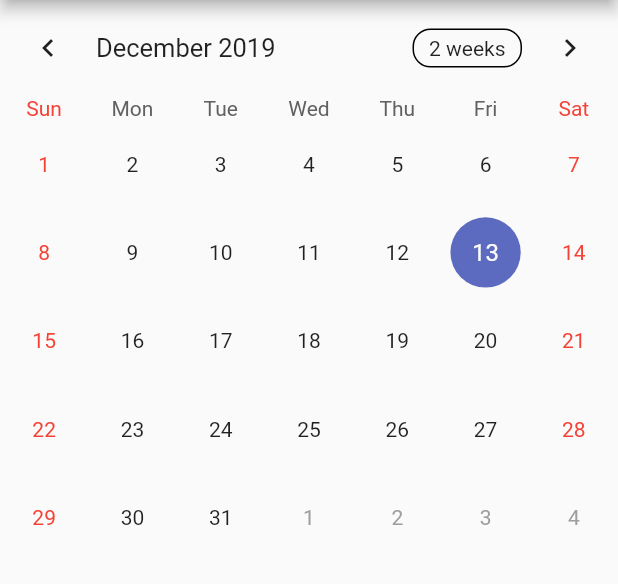
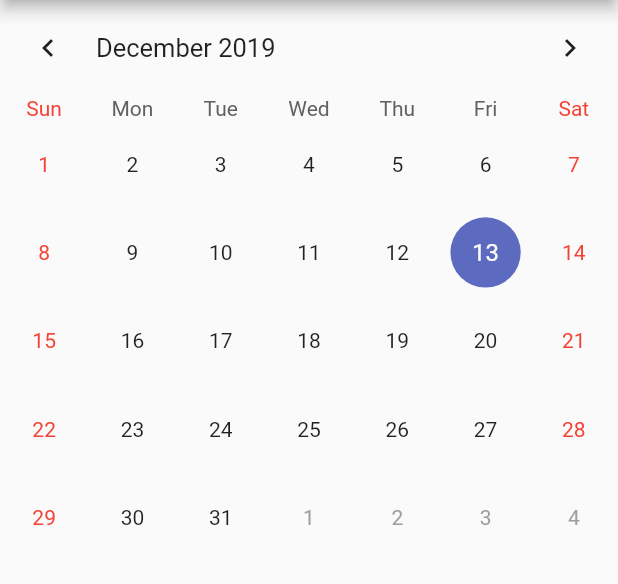
Before and after one commit to 0xRektora/reminder, a Flutter app: the screen it shows after launch, on a phone screen of 412 x 824 dp, the part 84-668 px from its top. Run offline on Flutter 3.47's test engine with Material 2 defaults, Android fonts, the phone set to English and light mode, and no system bars; drawn by our look-alikes of table_calendar.

Commit message:
Core pills color added

```diff
--- /dev/null
+++ b/lib/core/static/pills.dart
@@ -0,0 +1,7 @@
+import 'package:flutter/material.dart';
+
+class Pills {
+  Color taken = Colors.green;
+  Color notAllTaken = Colors.grey;
+  Color notTaken = Colors.red;
+}
--- a/lib/features/calendar/presentation/pages/calendar.dart
+++ b/lib/features/calendar/presentation/pages/calendar.dart
@@ -22,15 +22,20 @@ class _CalendarState extends State<Calendar> {
     super.dispose();
   }
 
+  TableCalendar _buildCalendar() {
+    return TableCalendar(
+      availableCalendarFormats: {CalendarFormat.month: ""},
+      calendarController: _calendarController,
+    );
+  }
+
   @override
   Widget build(BuildContext context) {
     return Scaffold(
       appBar: AppBar(
         title: Text("Pills reminder"),
       ),
-      body: TableCalendar(
-        calendarController: _calendarController,
-      ),
+      body: _buildCalendar(),
     );
   }
 }
```
